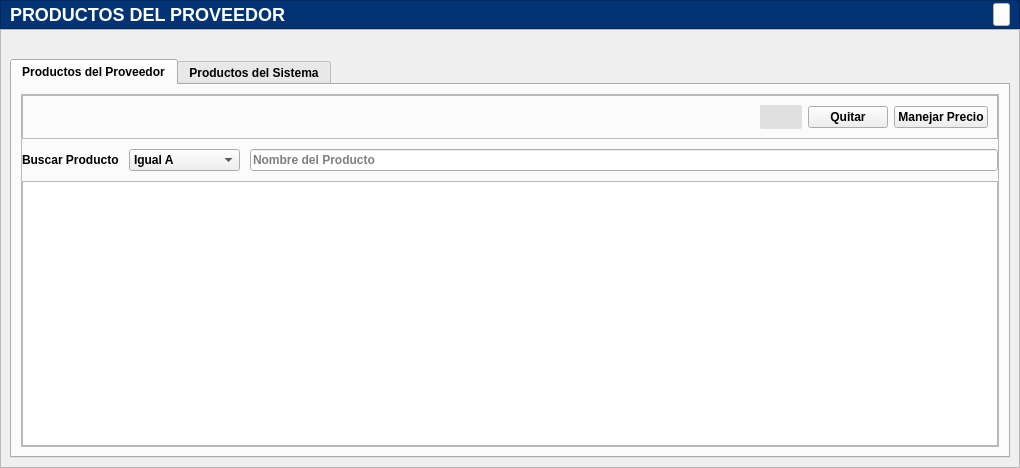
Old version of the form app/View/UserInterfaceUi/PRODUCTOS_PROVEEDORES.ui in the repository LAngelVp/software-punto-de-venta.
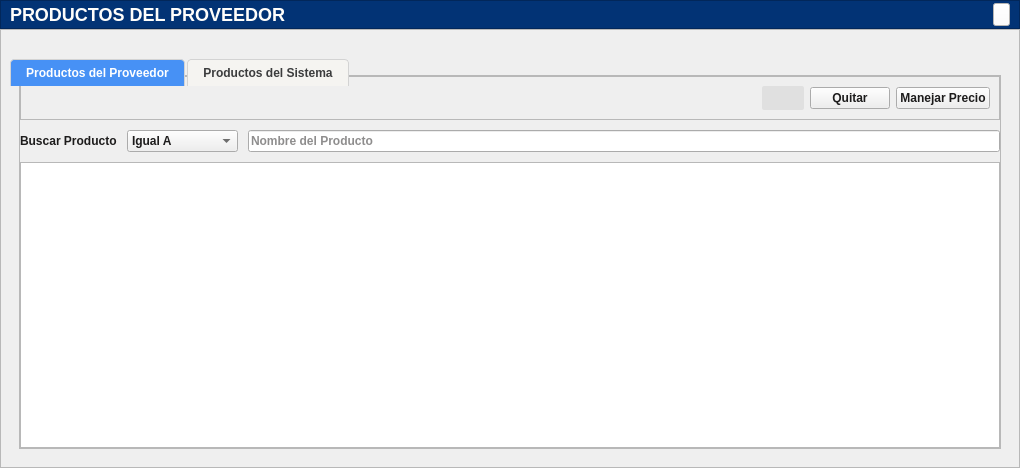
New version of the form. Icons and pictures are not drawn.

The edit to the form file:
```diff
--- a/app/View/UserInterfaceUi/PRODUCTOS_PROVEEDORES.ui
+++ b/app/View/UserInterfaceUi/PRODUCTOS_PROVEEDORES.ui
@@ -14,7 +14,8 @@
    <string>Form</string>
   </property>
   <property name="styleSheet">
-   <string notr="true">#contenedor_encabezado{
+   <string notr="true">*{color: #1d1c1c;}
+#contenedor_encabezado{
 background: #023375;
 }
 #etiqueta_encabezado_productosProveedor{
@@ -25,6 +26,7 @@
 }
 [objectName*=&quot;contenedor&quot;]{
 background: #fffefb;
+border:none;
 }
 [objectName*=&quot;etiqueta_&quot;]{
 font-size:14px;
@@ -102,42 +104,61 @@
 #btn_RefrescarTablaProductos:pressed{
 background: #b6ccd8 ;
 }
-[objectName^=&quot;cajaopciones_&quot;]{
-border: none;
-border-bottom: 1px solid rgb(29, 28, 28);
-borde-radius: 5px;
-padding: 2px;
-background-color: #f5f4f1;
-borde-radius: 5px;
-font-size: 14px;
-min-width:120px;
+[objectName*=&quot;cajaOpciones&quot;] {
+    border: none;
+    border-bottom: 1px solid #787878 ;
+    padding: 2px ;
+    background-color: #F5F5F5 ;
+    font-size: 14px ;
+    min-width: 200px ;
+    font-family: &quot;Arial&quot; ;
+    color: #1d1c1c ;
+	selection-background-color: #4791F5; 
 }
-[objectName^=&quot;cajaopciones_&quot;]::drop-down{
-subcontrol-origin: padding;
-subcontrol-position: top right;
-padding-right:5px;
-width: 20%;
-border-left-width: 1px;
-borde-radius: 5px;
-background-color: #f5f4f1;
+
+/* ESTILO DEL DROPDOWN (LISTA) */
+[objectName*=&quot;cajaOpciones&quot;] QListView {
+    background: #F5F5F5 ;
+    border-radius: 3px;
+    outline: none;
 }
-[objectName^=&quot;cajaopciones_&quot;]::down-arrow{
-image: url(:/Icons/Bootstrap/filter-left.svg);
-width: 17%;
-height: 17%;
-padding-left:5px;
-padding-right:5px;
+
+/* ESTILO DE LOS ÍTEMS */
+[objectName*=&quot;cajaOpciones&quot;] QListView::item {
+    padding: 6px 10px ;
+    margin: 2px ;
 }
+/* BOTÓN DESPLEGABLE */
+[objectName*=&quot;cajaOpciones&quot;]::drop-down {
+    subcontrol-origin: padding ;
+    subcontrol-position: top right ;
+    padding-right: 5px ;
+    width: 20% ;
+    border-left-width: 1px ;
+    border-radius: 3px ;
+    background-color: #F5F5F5 ;
+}
+/* FLECHA DESPLEGABLE */
+[objectName*=&quot;cajaOpciones&quot;]::down-arrow {
+    image: url(:/Icons/Bootstrap/filter-left.svg);
+    width: 17% ;
+    height: 17% ;
+    padding-left: 5px ;
+    padding-right: 5px ;
+}
+
 [objectName*=&quot;tabla_&quot;] {
     font-family: Arial;
     font-size: 14px;
+background: #F5F5F5;
 }
+
 /* Encabezados de la tabla */
 [objectName*=&quot;tabla_&quot;] QHeaderView::section {
     background-color: #023375;
     color: white;
     font-family: &quot;Arial&quot;;
-    font-size: 14px;
+    font-size: 16px;
     padding: 5px;
     border: 1px solid gray;
 }
@@ -152,7 +173,51 @@
 [objectName*=&quot;tabla_&quot;] QHeaderView::vertical {
     background-color: #023375;
     color: white;
-}</string>
+}
+
+/* CONTENEDOR TABS */
+
+QTabWidget::pane {
+        border: none;
+        position: absolute;
+        top: -20px;
+    }
+    
+    /* Pestaña no seleccionada */
+    QTabBar::tab {
+        background: #F5F4F1;
+        color: #3B3C3D;
+        border: 1px solid #D3D3D3;
+        border-bottom: none;
+        padding: 6px 15px;
+        min-width: 80px;
+        border-top-left-radius: 4px;
+        border-top-right-radius: 4px;
+        margin-right: 2px;
+    }
+    
+    /* Pestaña seleccionada */
+    QTabBar::tab:selected {
+        background: #4791F5;
+        color: white;
+        font-weight: bold;
+    }
+    
+    /* Pestaña al pasar el mouse */
+    QTabBar::tab:hover {
+        background: #E8E8E8;
+    }
+    
+    /* Pestaña deshabilitada */
+    QTabBar::tab:disabled {
+        background: #EEEEEE;
+        color: #AAAAAA;
+    }
+    
+    /* Área de las pestañas */
+    QTabBar {
+        background: transparent;
+    }</string>
   </property>
   <layout class="QVBoxLayout" name="verticalLayout">
    <property name="spacing">
@@ -232,8 +297,8 @@
        <rect>
         <x>0</x>
         <y>0</y>
-        <width>1018</width>
-        <height>438</height>
+        <width>1020</width>
+        <height>442</height>
        </rect>
       </property>
       <layout class="QGridLayout" name="gridLayout">
@@ -248,7 +313,6 @@
         <widget class="QTabWidget" name="contenedor_tabs">
          <property name="font">
           <font>
-           <weight>75</weight>
            <bold>true</bold>
           </font>
          </property>
```
Left out of the diff: 54 changed lines with no effect on the pictures.
